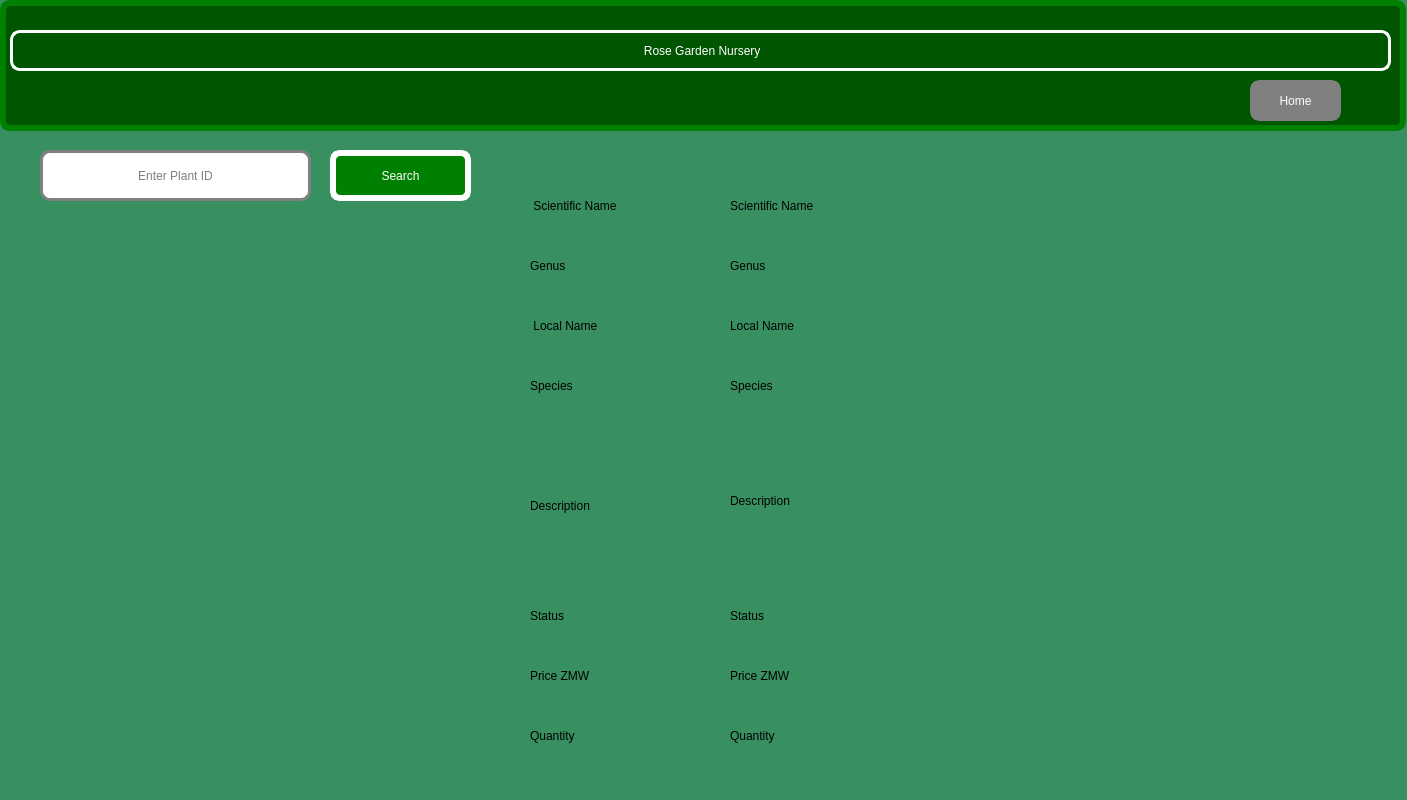
Old version of the form plantdetail.ui in the repository Rabsoninnora/RoseGardenPlantCareSystem.
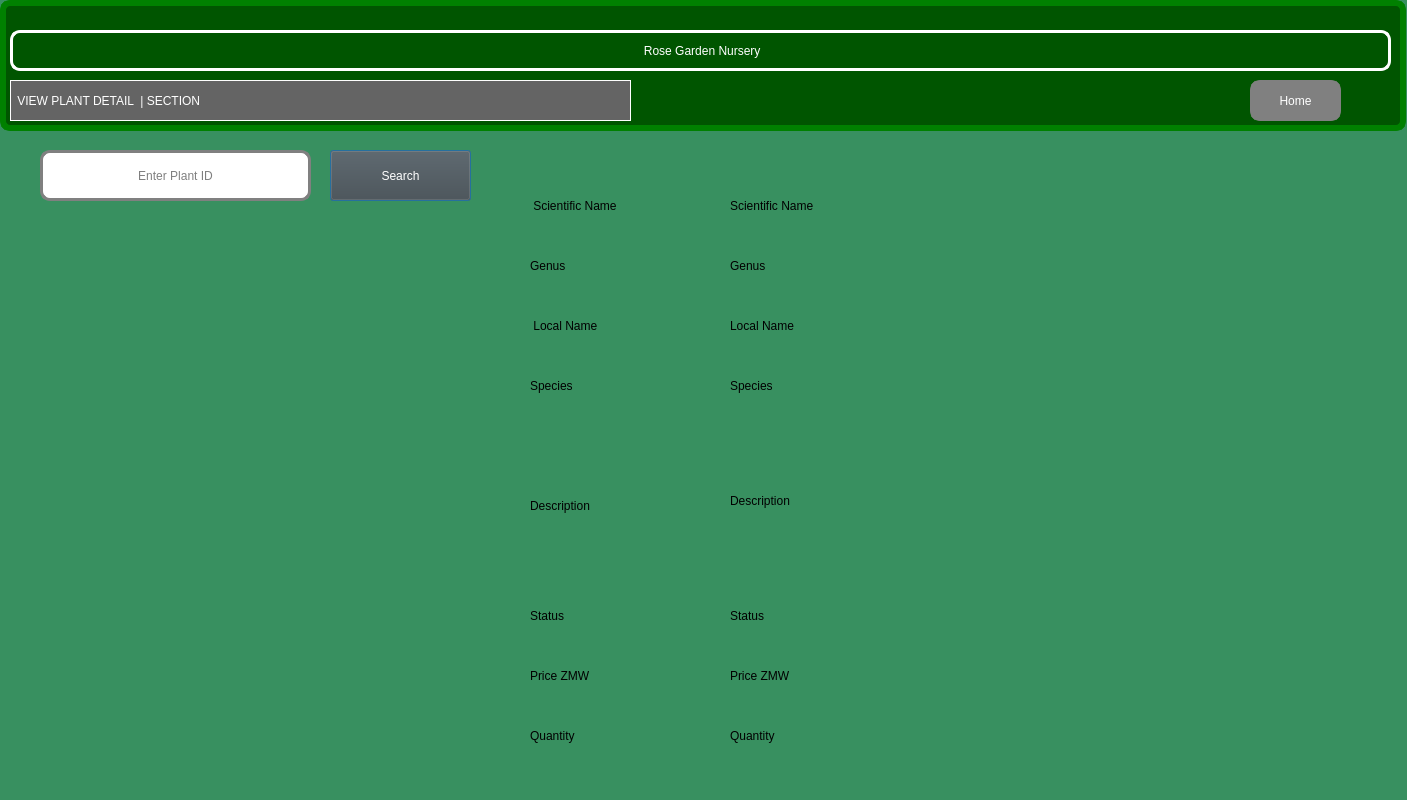
New version of the form. Icons and pictures are not drawn.

Diff of the .ui file:
```diff
--- a/plantdetail.ui
+++ b/plantdetail.ui
@@ -80,16 +80,11 @@
     </rect>
    </property>
    <property name="styleSheet">
-    <string notr="true"> 
-
- QPushButton {
-  border:6px solid white;
-  border-radius: 10px;
-  padding: 0 10px;
-  background: green;
- font: 500 12pt ;
+    <string notr="true">QPushButton {
+background-color: rgb(71, 71, 71); 
+selection-color: rgb(0, 85, 0); 
+ font: 700 12pt ;
  color: rgb(255, 255, 255);
-
 }</string>
    </property>
    <property name="text">
@@ -561,6 +556,29 @@
     <string>Home</string>
    </property>
   </widget>
+  <widget class="QLabel" name="label_10">
+   <property name="geometry">
+    <rect>
+     <x>10</x>
+     <y>80</y>
+     <width>621</width>
+     <height>41</height>
+    </rect>
+   </property>
+   <property name="styleSheet">
+    <string notr="true">
+QLabel {
+  color: rgb(255, 255, 255);
+  font: 700 12pt ;
+  border:1px solid  rgb(255, 255, 255);
+  background-color: rgb(100, 100, 100);
+  
+}</string>
+   </property>
+   <property name="text">
+    <string> VIEW PLANT DETAIL  | SECTION </string>
+   </property>
+  </widget>
   <zorder>image_field</zorder>
   <zorder>txtPlantID</zorder>
   <zorder>btnSearchPlant</zorder>
@@ -583,6 +601,7 @@
   <zorder>label_9</zorder>
   <zorder>pushButton</zorder>
   <zorder>btn_home_plantdetail</zorder>
+  <zorder>label_10</zorder>
  </widget>
  <resources/>
  <connections/>
```
